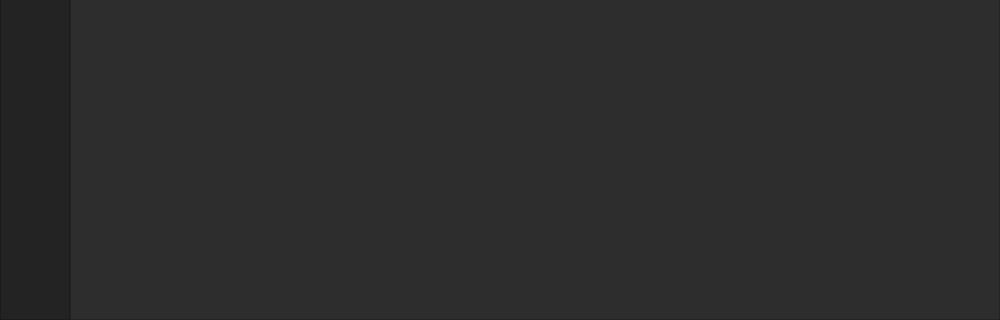
Old version of the form blue_menu.ui in the repository btsimon97/ble-surveillance; both pictures show x 0 to 1000 and y 180 to 500 of the 1000 by 500 pixel window.
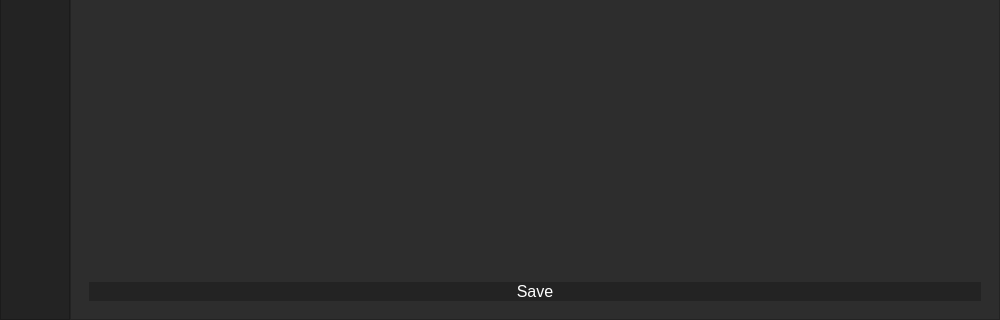
New version of the form. The open tabs and pages were chosen to show the change.

Commit message: Added save buttons with function calls on click - zones, settings

```diff
--- a/blue_menu.ui
+++ b/blue_menu.ui
@@ -10,6 +10,12 @@
     <height>500</height>
    </rect>
   </property>
+  <property name="sizePolicy">
+   <sizepolicy hsizetype="Maximum" vsizetype="Maximum">
+    <horstretch>0</horstretch>
+    <verstretch>0</verstretch>
+   </sizepolicy>
+  </property>
   <property name="minimumSize">
    <size>
     <width>1000</width>
@@ -232,6 +238,40 @@
                 </property>
                </widget>
               </item>
+              <item>
+               <widget class="QPushButton" name="save_1">
+                <property name="sizePolicy">
+                 <sizepolicy hsizetype="Minimum" vsizetype="Maximum">
+                  <horstretch>0</horstretch>
+                  <verstretch>0</verstretch>
+                 </sizepolicy>
+                </property>
+                <property name="font">
+                 <font>
+                  <pointsize>12</pointsize>
+                 </font>
+                </property>
+                <property name="styleSheet">
+                 <string notr="true">QPushButton {
+	color: rgb(255, 255, 255);
+	background-color: rgb(35, 35, 35);
+	border: 0px solid;
+}
+QPushButton:hover {
+	background-color: rgb(85, 170, 255);
+}</string>
+                </property>
+                <property name="text">
+                 <string>Save</string>
+                </property>
+                <property name="iconSize">
+                 <size>
+                  <width>16</width>
+                  <height>16</height>
+                 </size>
+                </property>
+               </widget>
+              </item>
              </layout>
             </widget>
             <widget class="QWidget" name="page_2">
```
Left out of the diff: 22 changed lines with no effect on the pictures. The commit also changes 2 other files.
